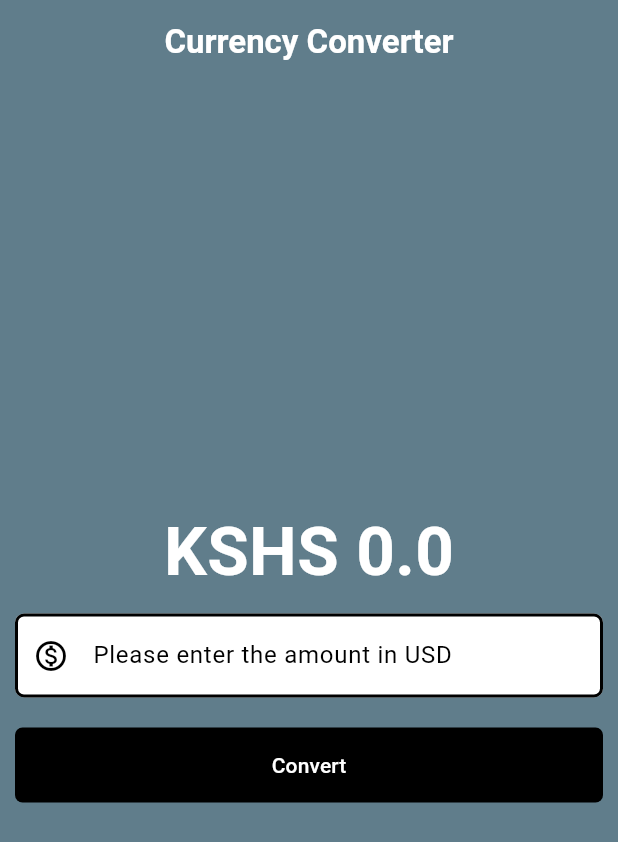
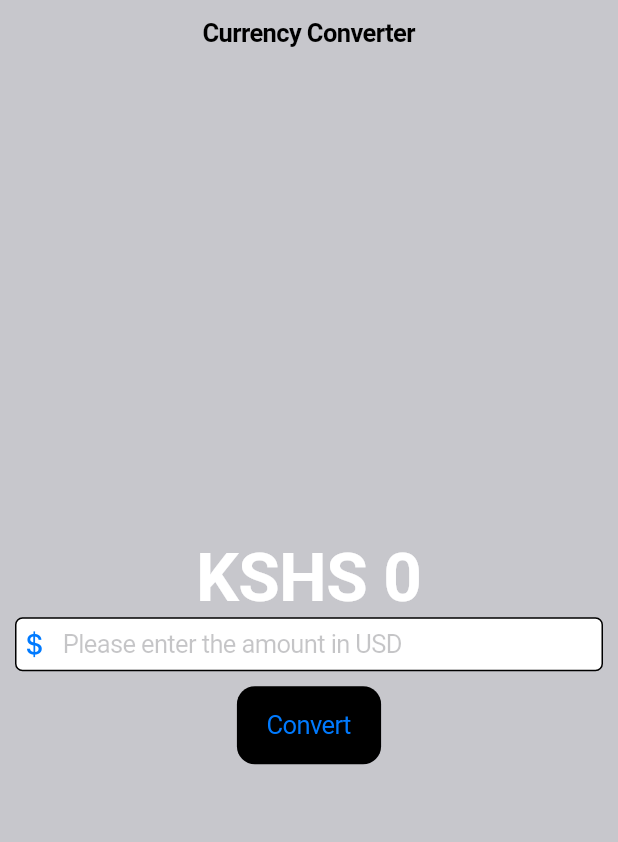
Before and after one commit to SammyObeezy/Mobile_app_devFlutter, a Flutter app: the screen it shows after launch, on a phone screen of 412 x 824 dp. Shown: the top 842 px of the screen. Run offline on Flutter 3.47's test engine with Material 3 defaults, Android fonts, the phone set to English and light mode, and no system bars.

Commit message:
Updated projects files

```diff
--- /dev/null
+++ b/currency_converter/lib/currency_converter_cupertino.dart
@@ -0,0 +1,76 @@
+import 'package:flutter/cupertino.dart';
+
+class CurrencyConverterCupertinoPage extends StatefulWidget {
+  const CurrencyConverterCupertinoPage({super.key});
+
+  @override
+  State<CurrencyConverterCupertinoPage> createState() =>
+      __CurrencyConverterCupertinoPageState();
+}
+
+class __CurrencyConverterCupertinoPageState
+    extends State<CurrencyConverterCupertinoPage> {
+  double result = 0;
+  final TextEditingController textEditingController = TextEditingController();
+
+  void convert() {
+    setState(() {
+      result = double.parse(textEditingController.text) * 125;
+    });
+  }
+
+  @override
+  Widget build(BuildContext context) {
+    return CupertinoPageScaffold(
+      backgroundColor: CupertinoColors.systemGrey3,
+      navigationBar: const CupertinoNavigationBar(
+        backgroundColor: CupertinoColors.systemGrey3,
+        middle: Text('Currency Converter'),
+      ),
+      child: Center(
+        child: Padding(
+          padding: const EdgeInsets.all(10.0),
+          child: Column(
+            mainAxisAlignment: MainAxisAlignment.center,
+            children: [
+              Text(
+                'KSHS ${result != 0 ? result.toStringAsFixed(2) : result.toStringAsFixed(0)}',
+                style: const TextStyle(
+                  fontSize: 45,
+                  fontWeight: FontWeight.bold,
+                  color: Color.fromARGB(255, 255, 255, 255),
+                ),
+              ),
+              //padding
+              // container
+              CupertinoTextField(
+                controller: textEditingController,
+                style: const TextStyle(
+                  color: CupertinoColors.black,
+                ),
+                decoration: BoxDecoration(
+                  color: CupertinoColors.white,
+                  border: Border.all(),
+                  borderRadius: BorderRadius.circular(5),
+                ),
+                placeholder: 'Please enter the amount in USD',
+                prefix: const Icon(CupertinoIcons.money_dollar),
+                keyboardType: const TextInputType.numberWithOptions(
+                  decimal: true,
+                ),
+              ), // Placed properly inside the children list
+              const SizedBox(
+                height: 10,
+              ),
+              CupertinoButton(
+                onPressed: convert,
+                color: CupertinoColors.black,
+                child: const Text('Convert'),
+              )
+            ],
+          ),
+        ),
+      ),
+    );
+  }
+}
--- a/currency_converter/lib/currency_converter_material_page.dart
+++ b/currency_converter/lib/currency_converter_material_page.dart
@@ -16,6 +16,18 @@ class _CurrencyConverterMaterialPageState
     extends State<CurrencyConverterMaterialPage> {
   double result = 0;
   final TextEditingController textEditingController = TextEditingController();
+
+  void convert() {
+    setState(() {
+      result = double.parse(textEditingController.text) * 125;
+    });
+  }
+
+  @override
+  void dispose() {
+    textEditingController.dispose();
+    super.dispose();
+  }
 
   @override
   Widget build(BuildContext context) {
@@ -40,11 +52,13 @@ class _CurrencyConverterMaterialPageState
         centerTitle: true,
       ),
       body: Center(
+        child: Padding(
+          padding: const EdgeInsets.all(10.0),
           child: Column(
             mainAxisAlignment: MainAxisAlignment.center,
             children: [
               Text(
-              'KSHS $result',
+                'KSHS ${result != 0 ? result.toStringAsFixed(2) : result.toStringAsFixed(0)}',
                 style: const TextStyle(
                   fontSize: 45,
                   fontWeight: FontWeight.bold,
@@ -53,9 +67,7 @@ class _CurrencyConverterMaterialPageState
               ),
               //padding
               // container
-            Container(
-              padding: const EdgeInsets.all(10.0),
-              child: TextField(
+              TextField(
                 controller: textEditingController,
                 style: const TextStyle(
                   color: Colors.black,
@@ -75,19 +87,12 @@ class _CurrencyConverterMaterialPageState
                 keyboardType: const TextInputType.numberWithOptions(
                   decimal: true,
                 ),
+              ), // Placed properly inside the children list
+              const SizedBox(
+                height: 10,
               ),
-            ), // Placed properly inside the children list
-            //button
-            //raised
-            //appears like a text
-            Padding(
-              padding: const EdgeInsets.all(10.0),
-              child: TextButton(
-                onPressed: () {
-                  setState(() {
-                    result = double.parse(textEditingController.text) * 125;
-                  });
-                },
+              TextButton(
+                onPressed: convert,
                 style: TextButton.styleFrom(
                   backgroundColor: Colors.black,
                   foregroundColor: Colors.white,
@@ -97,9 +102,9 @@ class _CurrencyConverterMaterialPageState
                   ),
                 ),
                 child: const Text('Convert'),
-              ),
               )
             ],
+          ),
         ),
       ),
     );
--- a/currency_converter/lib/main.dart
+++ b/currency_converter/lib/main.dart
@@ -1,8 +1,10 @@
+import 'package:currency_converter/currency_converter_cupertino.dart';
 import 'package:currency_converter/currency_converter_material_page.dart';
+import 'package:flutter/cupertino.dart';
 import 'package:flutter/material.dart';
 
 void main() {
-  runApp(const MyApp());
+  runApp(const MyCupertinoApp());
 }
 
 // Widgets describe what the app is doing, the app function is a widget passed to run App. For most cases a UI element
@@ -26,3 +28,14 @@ class MyApp extends StatelessWidget {
     );
   }
 }
+
+class MyCupertinoApp extends StatelessWidget {
+  const MyCupertinoApp({super.key});
+
+  @override
+  Widget build(BuildContext context) {
+    return const CupertinoApp(
+      home: CurrencyConverterCupertinoPage(),
+    );
+  }
+}
```
Lines whose indentation alone changed are shown as unchanged.
